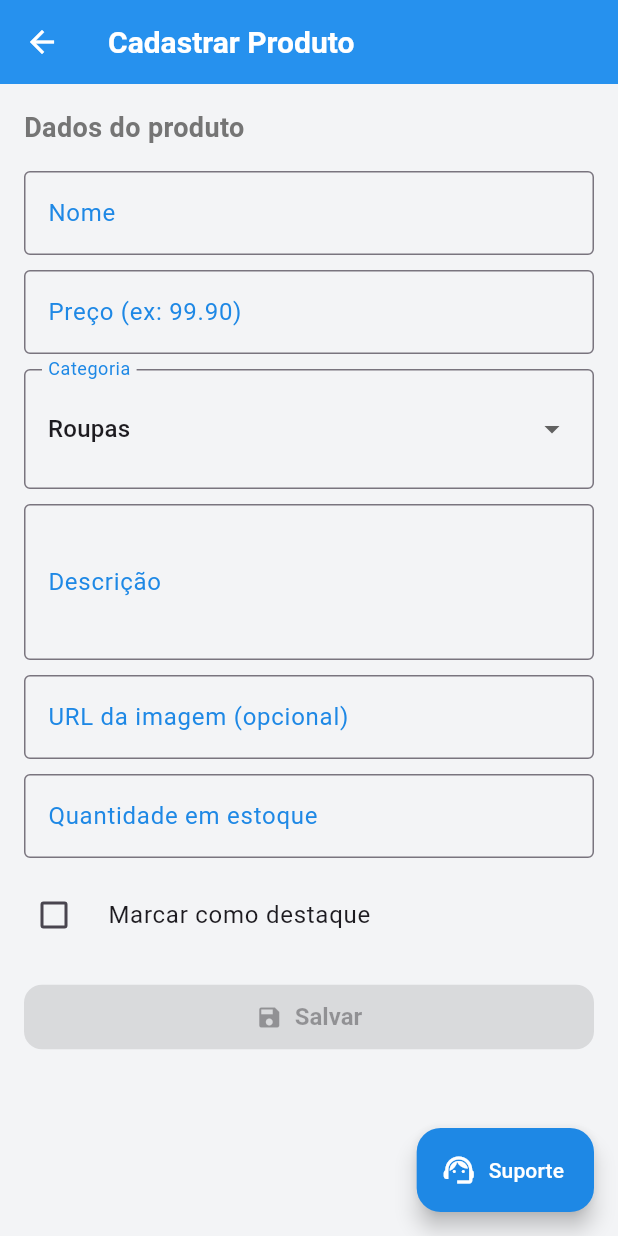
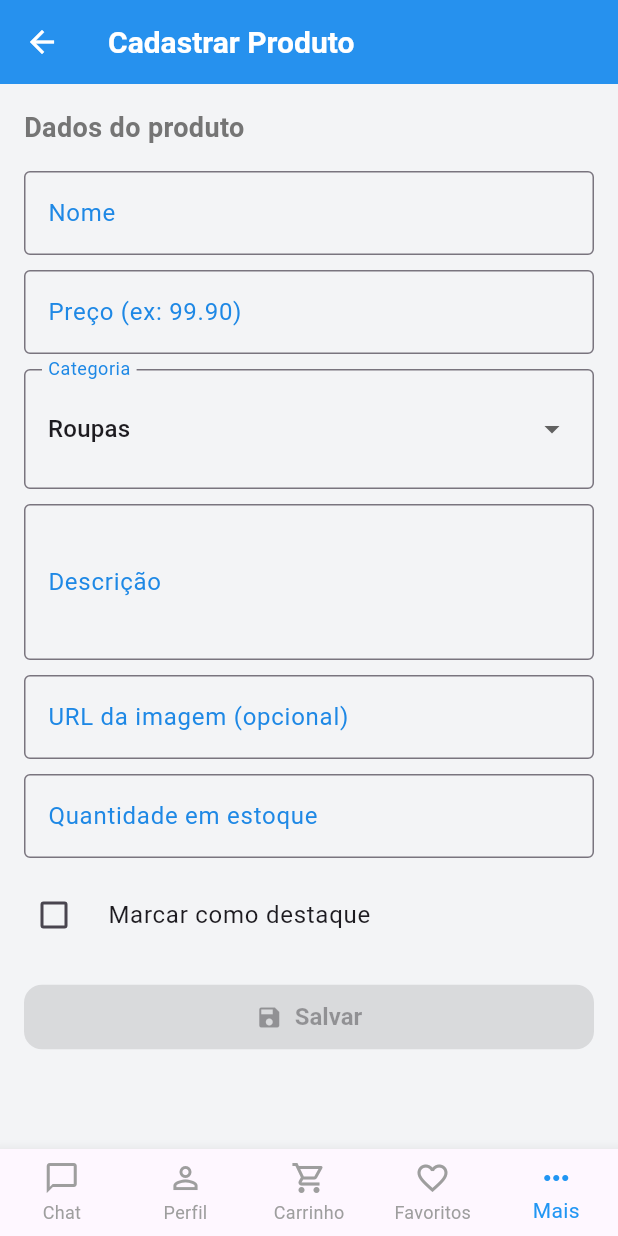
Before and after one commit to JotapeCruzz/MyCommerceStore, a Flutter app: the screen it shows after launch, after a tap on "Cadastrar produto (APENAS PARA VISUALIZA", on a phone screen of 412 x 824 dp. Run offline on Flutter 3.47's test engine with Material 3 defaults, Android fonts, the phone set to English and light mode, and no system bars; our stand-ins replace firebase_auth, firebase_core, flutter_svg, qr_flutter; accounts and stored records are empty; generated files the repository leaves out were written again; network calls fail.

Commit message:
Padronização de cores, criação de bottomNavBar, ajuste de logo, tela de perguntas frequentes

```diff
--- a/lib/pages/home_screen.dart
+++ b/lib/pages/home_screen.dart
@@ -1,6 +1,8 @@
+import 'package:ecommerce_my_store/colors.dart';
 import 'package:flutter/material.dart';
 import 'package:ecommerce_my_store/routes/routes.dart';
 
+// Essa é a tela inicial do app (HomeScreen)
 class HomeScreen extends StatefulWidget {
   const HomeScreen({super.key});
 
@@ -8,22 +10,40 @@ class HomeScreen extends StatefulWidget {
   State<HomeScreen> createState() => _HomeScreenState();
 }
 
+// Classe de estado da tela — controla o que aparece e o que muda nela
 class _HomeScreenState extends State<HomeScreen> {
   @override
   Widget build(BuildContext context) {
+    // Scaffold é a estrutura base da tela (AppBar, body, botões flutuantes, etc.)
     return Scaffold(
+      backgroundColor: Palette.whiteColor,
       appBar: AppBar(
-        backgroundColor: Colors.blue,
-        title: const Text("Home Screen"),
+        backgroundColor: Colors.blue, // Cor do topo da tela
+        title: const Text("Home Screen"), // Título da AppBar
       ),
+
+      // O corpo da tela (onde ficam os botões principais)
       body: Row(
-        mainAxisAlignment: MainAxisAlignment.center,
-        crossAxisAlignment: CrossAxisAlignment.center,
+        mainAxisAlignment: MainAxisAlignment.center, // centraliza na horizontal
+        crossAxisAlignment: CrossAxisAlignment.center, // centraliza na vertical
         children: [
           Column(
-            mainAxisAlignment: MainAxisAlignment.center,
+            mainAxisAlignment: MainAxisAlignment.center, // centraliza os botões
             crossAxisAlignment: CrossAxisAlignment.center,
             children: [
+
+              // Logo da empresa
+              Padding(
+                padding: const EdgeInsets.only(bottom: 30), // espaço abaixo da logo
+                child: Image.asset(
+                  'assets/images/e_logo.png',
+                  width: 150,
+                  height: 150,
+                  fit: BoxFit.contain, // garante que não deforme
+                ),
+              ),
+
+              // Botão que leva para a tela de Login
               Padding(
                 padding: const EdgeInsets.all(10),
                 child: ElevatedButton(
@@ -33,6 +53,8 @@ class _HomeScreenState extends State<HomeScreen> {
                   child: const Text("Login"),
                 ),
               ),
+
+              // Botão que leva para a tela de Registro
               Padding(
                 padding: const EdgeInsets.all(10),
                 child: ElevatedButton(
@@ -42,6 +64,8 @@ class _HomeScreenState extends State<HomeScreen> {
                   child: const Text("Register"),
                 ),
               ),
+
+              // Botão que leva para a tela do Carrinho
               Padding(
                 padding: const EdgeInsets.all(10),
                 child: ElevatedButton(
@@ -56,23 +80,28 @@ class _HomeScreenState extends State<HomeScreen> {
         ],
       ),
 
-      floatingActionButtonLocation: FloatingActionButtonLocation.endFloat,
-      floatingActionButton: Column(
-        mainAxisSize: MainAxisSize.min,
-        crossAxisAlignment: CrossAxisAlignment.end,
-        children: [
-          // botão de suporte
-          FloatingActionButton.extended(
-            heroTag: 'fab-support', // heroTag diferente pra não conflitar
-            backgroundColor: Colors.blue,
-            icon: const Icon(Icons.support_agent),
-            label: const Text('Suporte'),
-            onPressed: () => Navigator.pushNamed(context, Routes.support),
-          ),
-          const SizedBox(height: 12),
 
 
-         // botão de cadastro de produto
+      // Define onde o botão flutuante vai ficar (no canto inferior direito)
+      floatingActionButtonLocation: FloatingActionButtonLocation.endFloat,
+
+      // Aqui eu coloco vários botões flutuantes (um em cima do outro)
+      floatingActionButton: Column(
+        mainAxisSize: MainAxisSize.min, // só ocupa o tamanho necessário
+        crossAxisAlignment: CrossAxisAlignment.end, // alinha na direita
+        children: [
+          // Botão flutuante de suporte
+          FloatingActionButton.extended(
+            heroTag: 'fab-support', // tag única pra evitar erro de duplicação
+            backgroundColor: Colors.blue, // cor do botão
+            icon: const Icon(Icons.support_agent), // ícone do botão
+            label: const Text('Suporte'), // texto do botão
+            onPressed: () =>
+                Navigator.pushNamed(context, Routes.support), // vai pra tela de suporte
+          ),
+          const SizedBox(height: 12), // espaço entre os dois botões
+
+          // Chamo o widget que cria o botão de cadastro de produto
           newProduct(),
         ],
       ),
@@ -80,20 +109,20 @@ class _HomeScreenState extends State<HomeScreen> {
   }
 }
 
+// Widget separado só pra deixar o código mais organizado
 class newProduct extends StatelessWidget {
-  const newProduct({
-    super.key,
-  });
+  const newProduct({super.key});
 
   @override
   Widget build(BuildContext context) {
+    // Botão flutuante para ir pra tela de cadastro de produto
     return FloatingActionButton.extended(
-      heroTag: 'fab-product-register', //Sem conflito de heroTag
+      heroTag: 'fab-product-register', // tag única pra não dar conflito
       backgroundColor: Colors.blue,
       icon: const Icon(Icons.add),
       label: const Text('Cadastrar produto (APENAS PARA VISUALIZAÇÃO!!!)'),
       onPressed: () =>
-          Navigator.pushNamed(context, Routes.productRegister),
+          Navigator.pushNamed(context, Routes.productRegister), // abre a tela de cadastro
     );
   }
 }
--- a/lib/pages/product_register.dart
+++ b/lib/pages/product_register.dart
@@ -1,5 +1,5 @@
+import 'package:ecommerce_my_store/widgets/bottom_navbar.dart';
 import 'package:flutter/material.dart';
-import 'package:ecommerce_my_store/widgets/support_button.dart';
 
 // controlador pra guardar os dados do produto
 class ProductRegisterController extends ChangeNotifier {
@@ -56,10 +56,8 @@ class _ProductRegisterScreenState extends State<ProductRegisterScreen> {
       appBar: AppBar(
         title: const Text('Cadastrar Produto'),
         backgroundColor: Colors.blue,
+
       ),
-
-      // botão de suporte
-      floatingActionButton: const SupportButton(),
 
       body: SingleChildScrollView(
         padding: const EdgeInsets.all(16),
@@ -216,12 +214,20 @@ class _ProductRegisterScreenState extends State<ProductRegisterScreen> {
 
                           Navigator.pop(context);
                         },
+
                 ),
               ),
             ],
           ),
         ),
       ),
+
+      // Barra de navegação inferior personalizada
+      bottomNavigationBar: const CustomBottomNavBar(currentIndex: 4),
+
+
     );
+
+
   }
 }
--- a/lib/pages/register_screen.dart
+++ b/lib/pages/register_screen.dart
@@ -96,8 +96,6 @@ class RegisterScreen extends StatelessWidget {
           ),
         ),
       ),
-      floatingActionButton:
-          const SupportButton(), //Adicionando o botão de suporte nesta tela
     );
   }
 
--- a/lib/routes/routes.dart
+++ b/lib/routes/routes.dart
@@ -8,6 +8,7 @@ import 'package:ecommerce_my_store/pages/support_screen.dart';
 import 'package:ecommerce_my_store/pages/product_register.dart';
 import 'package:ecommerce_my_store/pages/kart_screen.dart';
 import 'package:ecommerce_my_store/pages/payment_screen.dart';
+import 'package:ecommerce_my_store/pages/faq_screen.dart';
 
 // Classe responsável por centralizar e gerenciar todas as rotas do aplicativo.
 // Isso ajuda a manter a navegação organizada e fácil de manter.
@@ -19,6 +20,8 @@ class Routes {
   static const String productRegister = '/productRegister';
   static const String cart = '/cart';
   static const String pagamento = '/pagamento';
+  static const String faq = '/FAQ';
+
 
 
   // Mapa de rotas do aplicativo: associa um nome de rota (String)
@@ -31,5 +34,6 @@ class Routes {
     productRegister: (context) => const ProductRegisterScreen(),
     cart: (context) => const CartScreen(),
     pagamento: (context) => const PagamentoScreen(),
+    faq: (context) => const QuestionsScreen(),
   };
 }
--- /dev/null
+++ b/lib/widgets/bottom_navbar.dart
@@ -0,0 +1,64 @@
+import 'package:flutter/material.dart';
+import 'package:ecommerce_my_store/routes/routes.dart';
+
+// Widget reutilizável da barra de navegação inferior
+class CustomBottomNavBar extends StatelessWidget {
+  final int currentIndex; // indica qual ícone está selecionado
+
+  const CustomBottomNavBar({
+    super.key,
+    required this.currentIndex,
+  });
+
+  @override
+  Widget build(BuildContext context) {
+    return BottomNavigationBar(
+      type: BottomNavigationBarType.fixed, // ícones fixos
+      currentIndex: currentIndex, // índice ativo
+      selectedItemColor: Colors.blue, // cor do ícone selecionado
+      unselectedItemColor: Colors.grey, // cor dos ícones inativos
+      onTap: (index) {
+        // define pra onde cada botão vai navegar
+        switch (index) {
+          case 0:
+            Navigator.pushNamed(context, Routes.support); // chat/suporte
+            break;
+          case 1:
+            Navigator.pushNamed(context, Routes.login); // perfil (login)
+            break;
+          case 2:
+            Navigator.pushNamed(context, Routes.cart); // carrinho
+            break;
+          // case 3:
+          //   Navigator.pushNamed(context, Routes.favorites); // favoritos
+          //   break;
+          case 4:
+            Navigator.pushNamed(context, Routes.home); // “mais” → home
+            break;
+        }
+      },
+      items: const [
+        BottomNavigationBarItem(
+          icon: Icon(Icons.chat_bubble_outline),
+          label: 'Chat',
+        ),
+        BottomNavigationBarItem(
+          icon: Icon(Icons.person_outline),
+          label: 'Perfil',
+        ),
+        BottomNavigationBarItem(
+          icon: Icon(Icons.shopping_cart_outlined),
+          label: 'Carrinho',
+        ),
+        BottomNavigationBarItem(
+          icon: Icon(Icons.favorite_border),
+          label: 'Favoritos',
+        ),
+        BottomNavigationBarItem(
+          icon: Icon(Icons.more_horiz),
+          label: 'Mais',
+        ),
+      ],
+    );
+  }
+}
```
Also changed, not shown: lib/pages/faq_screen.dart (added, +127 -0 lines), lib/pages/kart_screen.dart (+46 -42 lines), lib/pages/support_screen.dart (+15 -0 lines), assets/images/e_logo.png.
